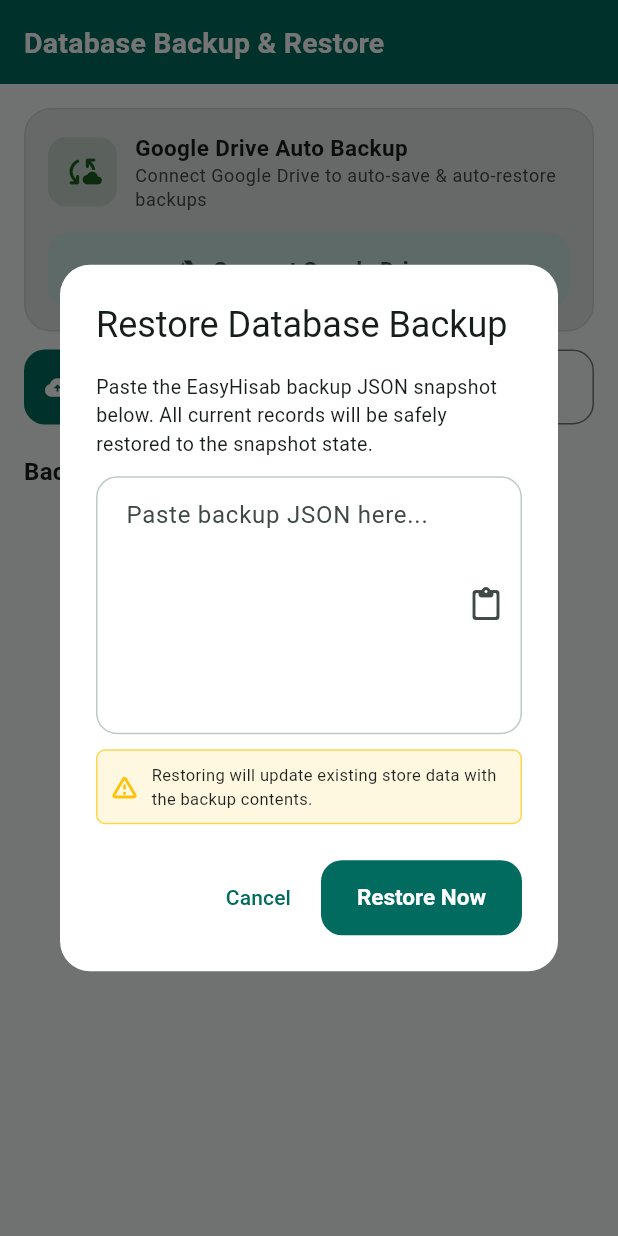
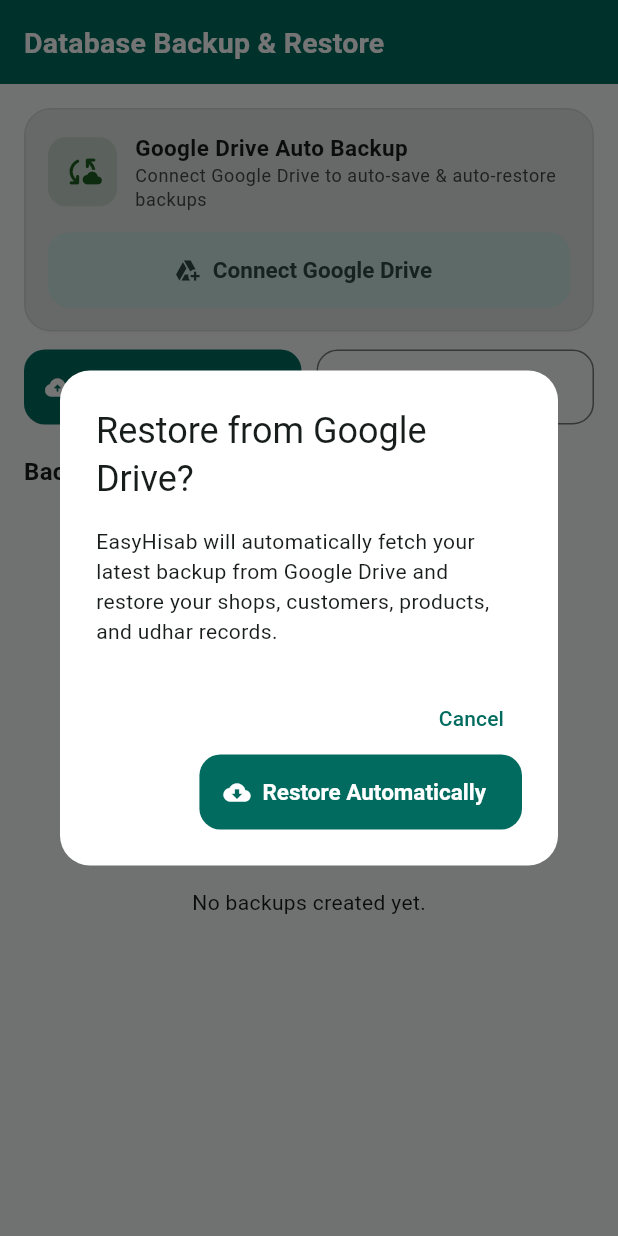
Before and after one commit to faizanrki/Easy_Hisab, a Flutter app: the BackupScreen screen opened by its route, after a tap on "Restore Backup", on a phone screen of 412 x 824 dp. Run offline on Flutter 3.47's test engine with Material 3 defaults, Android fonts, the phone set to English and light mode, and no system bars; our stand-ins replace cloud_firestore, firebase_auth, firebase_core, flutter_riverpod, go_router, google_sign_in and 4 more; accounts and stored records are empty; key blocks and very long unbroken strings in the code were emptied for the run.

Commit message:
fix: direct Google Drive restore without JSON dialog, bottom PDF share button, unified emerald dashboard header, and clean sync icon

```diff
--- a/lib/features/backup/presentation/screens/backup_screen.dart
+++ b/lib/features/backup/presentation/screens/backup_screen.dart
@@ -1,5 +1,4 @@
 import 'package:flutter/material.dart';
-import 'package:flutter/services.dart';
 import 'package:flutter_riverpod/flutter_riverpod.dart';
 import 'package:intl/intl.dart';
 import 'package:share_plus/share_plus.dart';
@@ -258,85 +257,44 @@ class _BackupScreenState extends ConsumerState<BackupScreen> {
     }
   }
 
-  Future<void> _showRestoreDialog() async {
-    final textController = TextEditingController();
-
+  Future<void> _handleBackupTapRestore(String formattedDate) async {
     final confirmed = await showDialog<bool>(
       context: context,
       builder: (ctx) => AlertDialog(
-        title: const Text('Restore Database Backup'),
-        content: SingleChildScrollView(
-          child: Column(
-            mainAxisSize: MainAxisSize.min,
-            crossAxisAlignment: CrossAxisAlignment.start,
-            children: [
-              const Text(
-                'Paste the EasyHisab backup JSON snapshot below. All current records will be safely restored to the snapshot state.',
-                style: TextStyle(fontSize: 13),
-              ),
-              const SizedBox(height: 12),
-              TextField(
-                controller: textController,
-                maxLines: 6,
-                decoration: InputDecoration(
-                  hintText: 'Paste backup JSON here...',
-                  border: const OutlineInputBorder(),
-                  suffixIcon: IconButton(
-                    icon: const Icon(Icons.paste_rounded),
-                    tooltip: 'Paste from Clipboard',
-                    onPressed: () async {
-                      final data = await Clipboard.getData('text/plain');
-                      if (data?.text != null) {
-                        textController.text = data!.text!;
-                      }
-                    },
-                  ),
-                ),
-              ),
-              const SizedBox(height: 10),
-              Container(
-                padding: const EdgeInsets.all(8),
-                decoration: BoxDecoration(
-                  color: Colors.amber.shade50,
-                  borderRadius: BorderRadius.circular(6),
-                  border: Border.all(color: Colors.amber.shade300),
-                ),
-                child: const Row(
-                  children: [
-                    Icon(Icons.warning_amber_rounded,
-                        color: Colors.amber, size: 20),
-                    SizedBox(width: 8),
-                    Expanded(
-                      child: Text(
-                        'Restoring will update existing store data with the backup contents.',
-                        style: TextStyle(fontSize: 11, color: Colors.black87),
-                      ),
-                    ),
-                  ],
-                ),
-              ),
-            ],
-          ),
+        title: const Text('Restore Backup?'),
+        content: Text(
+          'Restore your store data from Google Drive backup (created $formattedDate)?\n\nAll shops, customers, products, and udhar records will be restored automatically.',
         ),
         actions: [
           TextButton(
             onPressed: () => Navigator.pop(ctx, false),
             child: const Text('Cancel'),
           ),
-          FilledButton(
+          FilledButton.icon(
             onPressed: () => Navigator.pop(ctx, true),
-            child: const Text('Restore Now'),
+            icon: const Icon(Icons.cloud_download_rounded, size: 18),
+            label: const Text('Restore from Drive'),
           ),
         ],
       ),
     );
 
-    if (confirmed == true && textController.text.trim().isNotEmpty) {
-      setState(() => _isRestoring = true);
+    if (confirmed == true) {
+      await _executeDriveRestore();
+    }
+  }
+
+  Future<void> _executeDriveRestore() async {
+    setState(() {
+      _isDriveBusy = true;
+      _isRestoring = true;
+    });
     try {
-        await ref
-            .read(backupHistoryProvider.notifier)
-            .restoreBackup(textController.text.trim());
+      final auth = await _driveService.connectAndAuthorize(interactive: true);
+      final jsonString =
+          await _driveService.downloadLatestBackup(auth.headers);
+
+      await ref.read(backupHistoryProvider.notifier).restoreBackup(jsonString);
 
       ref.invalidate(activeShopProvider);
       ref.invalidate(customerListProvider);
@@ -344,9 +302,10 @@ class _BackupScreenState extends ConsumerState<BackupScreen> {
       ref.invalidate(recentSalesProvider);
 
       if (mounted) {
+        setState(() => _googleDriveAccount = auth.email);
         ScaffoldMessenger.of(context).showSnackBar(
           const SnackBar(
-              content: Text('Database restored successfully from backup!'),
+            content: Text('Data automatically restored from Google Drive!'),
             backgroundColor: Colors.green,
           ),
         );
@@ -355,15 +314,17 @@ class _BackupScreenState extends ConsumerState<BackupScreen> {
       if (mounted) {
         ScaffoldMessenger.of(context).showSnackBar(
           SnackBar(
-              content: Text('Restore failed: $e'),
-              backgroundColor: Colors.red,
+            content: Text('Drive restore failed: $e'),
+            backgroundColor: Colors.red.shade700,
           ),
         );
       }
     } finally {
       if (mounted) {
-          setState(() => _isRestoring = false);
-        }
+        setState(() {
+          _isDriveBusy = false;
+          _isRestoring = false;
+        });
       }
     }
   }
@@ -545,7 +506,8 @@ class _BackupScreenState extends ConsumerState<BackupScreen> {
                       style: OutlinedButton.styleFrom(
                         padding: const EdgeInsets.symmetric(vertical: 12),
                       ),
-                      onPressed: _isRestoring ? null : _showRestoreDialog,
+                      onPressed:
+                          _isRestoring ? null : _handleRestoreFromDrive,
                       icon: _isRestoring
                           ? const SizedBox(
                               width: 18,
@@ -609,6 +571,9 @@ class _BackupScreenState extends ConsumerState<BackupScreen> {
                         final isRestored = record.result == 'restored';
 
                         return ListTile(
+                          onTap: isRestored || _isRestoring
+                              ? null
+                              : () => _handleBackupTapRestore(formattedDate),
                           leading: CircleAvatar(
                             backgroundColor: isRestored
                                 ? Colors.blue.shade100
@@ -635,7 +600,7 @@ class _BackupScreenState extends ConsumerState<BackupScreen> {
                           subtitle: Text(
                             isRestored
                                 ? 'Database Restored from Snapshot'
-                                : 'Schema v${record.schemaVersion} • SHA: $shaShort',
+                                : 'Tap to restore • Schema v${record.schemaVersion} • SHA: $shaShort',
                           ),
                           trailing: isRestored
                               ? null
--- a/lib/features/receipts/presentation/screens/receipt_preview_screen.dart
+++ b/lib/features/receipts/presentation/screens/receipt_preview_screen.dart
@@ -127,7 +127,7 @@ class ReceiptPreviewScreen extends ConsumerWidget {
                   canChangeOrientation: false,
                   canDebug: false,
                   allowPrinting: true,
-                  allowSharing: false,
+                  allowSharing: true,
                   pdfFileName: 'EasyHisab_Receipt_${receipt.receiptNo}.pdf',
                 ),
               ),
```
Also changed, not shown: lib/features/shop/presentation/screens/shop_dashboard_screen.dart (+112 -27 lines), 1 other file. Lines whose indentation alone changed are shown as unchanged.
